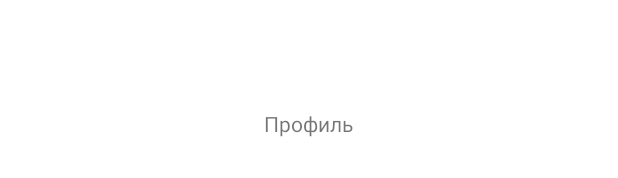
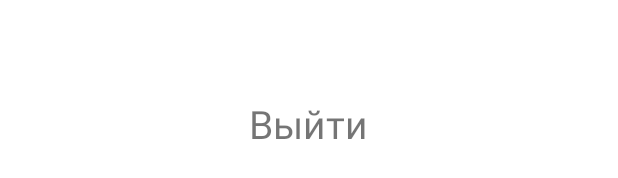
Before and after one commit to TalGhar/IssoMobileApp, an Android app: the layout fragment_profile.xml on its own in the app's theme, with its tools: preview values and no code run, on a phone screen of 412 x 824 dp. Shown: the part 494-672 px from the top of the screen. Run offline under Robolectric (Android 15) with nearby library versions, the phone set to English and light mode, and no system bars.

Commit message:
trying to make smth with fckkn fragments

```diff
--- a/app/src/main/java/com/example/issomobileapp/MainActivity.kt
+++ b/app/src/main/java/com/example/issomobileapp/MainActivity.kt
@@ -5,6 +5,8 @@ import android.os.Bundle
 import android.provider.ContactsContract.Profile
 import android.util.Log
 import android.view.Window
+import android.widget.TextView
+import android.widget.Toast
 import androidx.fragment.app.Fragment
 import com.example.issomobileapp.databinding.ActivityMainBinding
 import com.parse.ParseObject
@@ -13,6 +15,9 @@ class MainActivity : AppCompatActivity() {
 
     //region Private Properties
     private lateinit var binding: ActivityMainBinding
+    private lateinit var logOutButton: TextView
+
+
     //endregion
 
     //region Override Functions
--- a/app/src/main/java/com/example/issomobileapp/ProfileFragment.kt
+++ b/app/src/main/java/com/example/issomobileapp/ProfileFragment.kt
@@ -5,12 +5,17 @@ import androidx.fragment.app.Fragment
 import android.view.LayoutInflater
 import android.view.View
 import android.view.ViewGroup
+import android.widget.TextView
+import android.widget.Toast
 
 class ProfileFragment : Fragment() {
+
+    private lateinit var logOutButton: TextView
 
     //region Override Functions
     override fun onCreate(savedInstanceState: Bundle?) {
         super.onCreate(savedInstanceState)
+
 
     }
 
--- a/app/src/main/res/layout/fragment_profile.xml
+++ b/app/src/main/res/layout/fragment_profile.xml
@@ -8,7 +8,11 @@
     <TextView
         android:layout_width="wrap_content"
         android:layout_height="wrap_content"
-        android:text="Профиль"
-        android:layout_gravity="center"/>
+        android:layout_marginHorizontal="100dp"
+        android:textSize="26dp"
+        android:text="@string/log_out"
+        android:id="@+id/logout"
+        android:layout_gravity="center"
+        />
 
 </FrameLayout>
--- a/app/src/main/res/values/strings.xml
+++ b/app/src/main/res/values/strings.xml
@@ -18,7 +18,6 @@
     <string name="repeat_password_error">Пароли не совпадают</string>
     <string name="username_error">Неверное имя пользователя</string>
     <string name="username">Имя пользователя</string>
-    <!-- TODO: Remove or change this placeholder text -->
-    <string name="hello_blank_fragment">Hello blank fragment</string>
+    <string name="log_out">Выйти</string>
 
 </resources>
```
